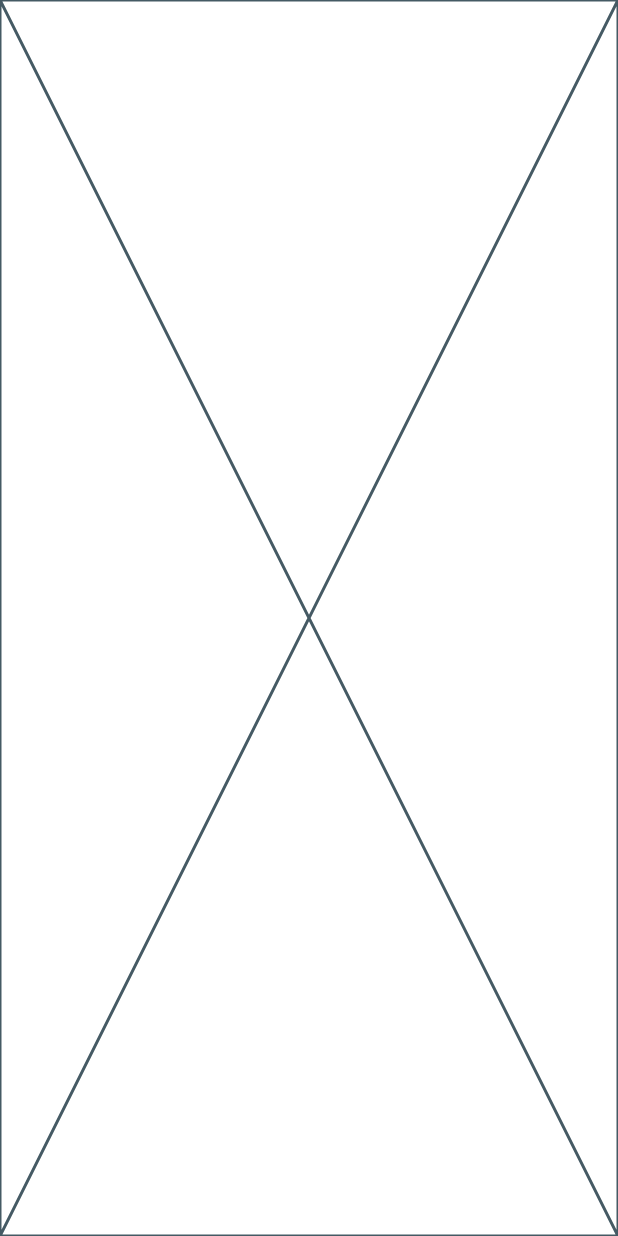
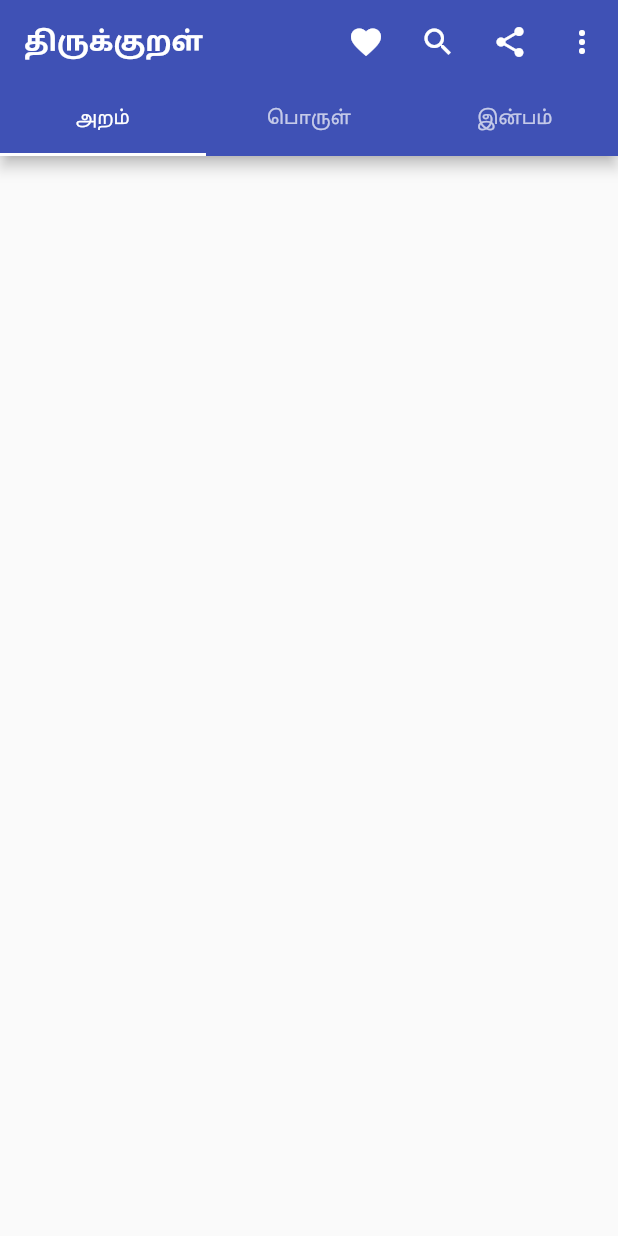
Before and after one commit to Jeeva0604/simple_thirukural_app, a Flutter app: the screen it shows after launch, on a phone screen of 412 x 824 dp. Run offline on Flutter 3.47's test engine with Material 2 defaults, Android fonts, the light colour scheme and no system bars.

Commit message:
initial commit

```diff
--- a/lib/main.dart
+++ b/lib/main.dart
@@ -1,4 +1,6 @@
 import 'package:flutter/material.dart';
+
+import 'view/home_screen.dart';
 
 void main() {
   runApp(const MyApp());
@@ -9,6 +11,12 @@
 
   @override
   Widget build(BuildContext context) {
-    return const Placeholder();
+    return MaterialApp(
+      theme: ThemeData(
+        primarySwatch: Colors.indigo,
+      ),
+      debugShowCheckedModeBanner: false,
+      home: const HomeScreen(),
+    );
   }
 }
--- /dev/null
+++ b/lib/model/popup_menu_model.dart
@@ -0,0 +1,20 @@
+import 'package:flutter/material.dart';
+
+List<PopupMenuItem<String>> menuItems = [
+  const PopupMenuItem<String>(
+    value: 'item1',
+    child: Text('இயல்கள்'),
+  ),
+  const PopupMenuItem<String>(
+    value: 'item2',
+    child: Text('அதிகாரங்கள்'),
+  ),
+  const PopupMenuItem<String>(
+    value: 'item3',
+    child: Text('விருப்பமான குறள்கள்'),
+  ),
+  const PopupMenuItem<String>(
+    value: 'item4',
+    child: Text('அமைப்புகள்'),
+  ),
+];
--- /dev/null
+++ b/lib/view/home_screen.dart
@@ -0,0 +1,97 @@
+import 'package:flutter/material.dart';
+import 'package:simple_thirukural_app/view/athikarankal_screen.dart';
+import 'package:simple_thirukural_app/view/iyalkal_screen.dart';
+import 'package:simple_thirukural_app/view/search_screen.dart';
+import 'package:simple_thirukural_app/view/settings_screen.dart';
+import 'package:simple_thirukural_app/model/popup_menu_model.dart';
+
+class HomeScreen extends StatefulWidget {
+  const HomeScreen({super.key});
+
+  @override
+  State<HomeScreen> createState() => _HomeScreenState();
+}
+
+class _HomeScreenState extends State<HomeScreen> {
+  @override
+  Widget build(BuildContext context) {
+    return DefaultTabController(
+      length: 3,
+      child: Scaffold(
+        appBar: AppBar(
+          actions: [
+            IconButton(
+              onPressed: () {},
+              icon: const Icon(Icons.favorite),
+            ),
+            IconButton(
+              onPressed: () {
+                Navigator.push(
+                  context,
+                  MaterialPageRoute(
+                    builder: (context) => const SearchScreen(),
+                  ),
+                );
+              },
+              icon: const Icon(Icons.search),
+            ),
+            IconButton(
+              onPressed: () {},
+              icon: const Icon(Icons.share),
+            ),
+            PopupMenuButton<String>(
+              itemBuilder: (BuildContext context) {
+                return menuItems;
+              },
+              onSelected: (String value) {
+                // Perform navigation based on the selected value
+                if (value == 'item1') {
+                  Navigator.push(
+                    context,
+                    MaterialPageRoute(
+                      builder: (context) => const IyalkalScreen(),
+                    ),
+                  );
+                } else if (value == 'item2') {
+                  Navigator.push(
+                    context,
+                    MaterialPageRoute(
+                      builder: (context) => const AthikarankalScreen(),
+                    ),
+                  );
+                } else if (value == 'item3') {
+                  // Handle navigation for item 3
+                } else if (value == 'item4') {
+                  Navigator.push(
+                    context,
+                    MaterialPageRoute(
+                      builder: (context) => const SettingsScreen(),
+                    ),
+                  );
+                }
+              },
+            )
+          ],
+          title: const Text(
+            'திருக்குறள்',
+            style: TextStyle(fontWeight: FontWeight.bold),
+          ),
+          bottom: const TabBar(
+            indicatorColor: Colors.white,
+            tabs: [
+              Tab(
+                text: ('அறம்'),
+              ),
+              Tab(
+                text: ('பொருள்'),
+              ),
+              Tab(
+                text: ('இன்பம்'),
+              ),
+            ],
+          ),
+        ),
+      ),
+    );
+  }
+}
```
Also changed, not shown: lib/view/athikarankal_screen.dart (added, +19 -0 lines), lib/view/iyalkal_screen.dart (added, +24 -0 lines), lib/view/search_screen.dart (added, +37 -0 lines), lib/view/settings_screen.dart (added, +19 -0 lines).
